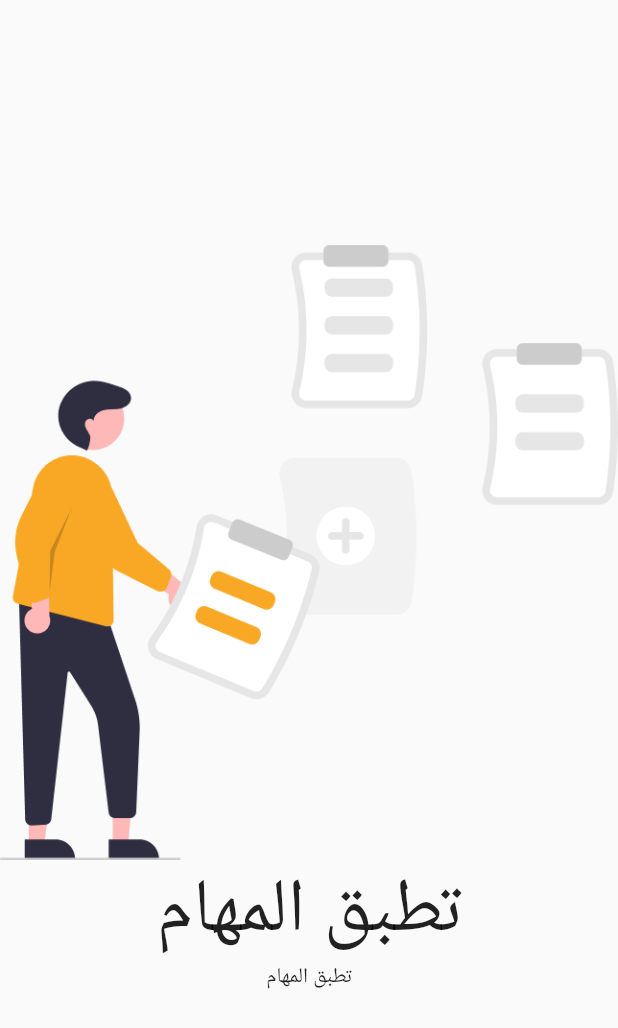
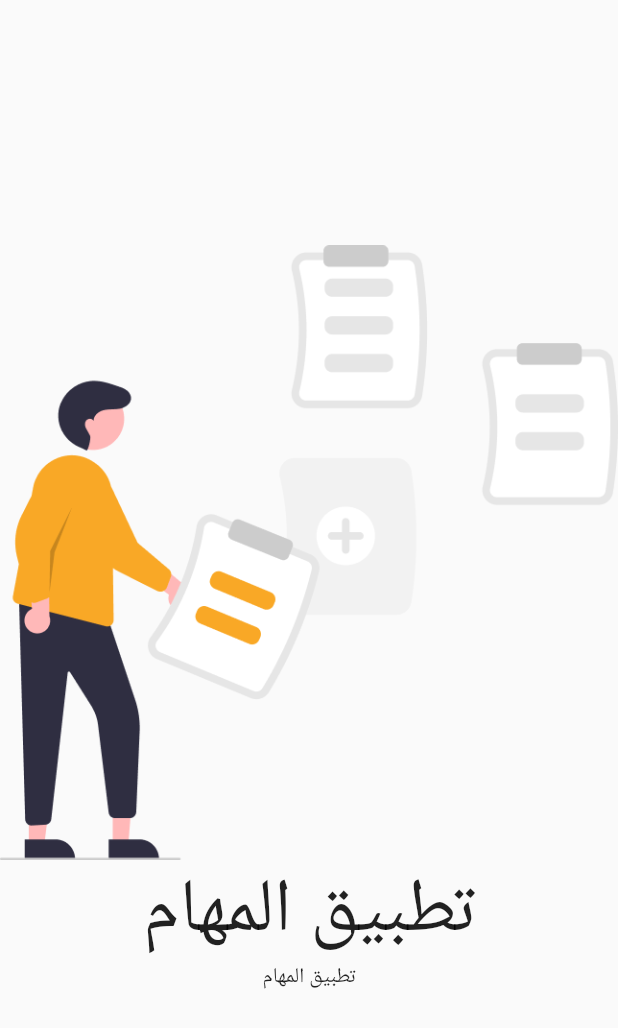
Before and after one commit to HanaAhmed010/todo-app, a Flutter app: the screen it shows after launch, on a phone screen of 412 x 824 dp. Shown: the top 1028 px of the screen. Run offline on Flutter 3.47's test engine with Material 2 defaults, Android fonts, the phone set to English and light mode, and no system bars; missing offline and left inert: arabic_font.

Commit message:
some edits

```diff
--- a/lib/home.dart
+++ b/lib/home.dart
@@ -21,8 +21,8 @@ class _HomeState extends State<Home> {
           crossAxisAlignment: CrossAxisAlignment.center,
           children: [
             Image.asset('assets/intro.png'),
-            Text('تطبق المهام',style: TextStyle(fontSize: 50),),
-            Text('تطبق المهام'),
+            Text('تطبيق المهام',style: TextStyle(fontSize: 50),),
+            Text('تطبيق المهام'),
           ],
         ),
       ),
--- a/lib/main.dart
+++ b/lib/main.dart
@@ -16,7 +16,7 @@ class MyApp extends StatelessWidget {
     return MaterialApp(
       debugShowCheckedModeBanner: false,
       theme: ThemeData(
-        fontFamily: ArabicThemeData.font(arabicFont: ArabicFont.aalooBhaijaan),
+        fontFamily: ArabicThemeData.font(arabicFont: ArabicFont.iBMPlexSansArabic),
      package: ArabicThemeData.package,
       appBarTheme: const AppBarTheme( elevation: 0, color: Colors.white),
      colorScheme: ColorScheme.fromSwatch().copyWith(
```
